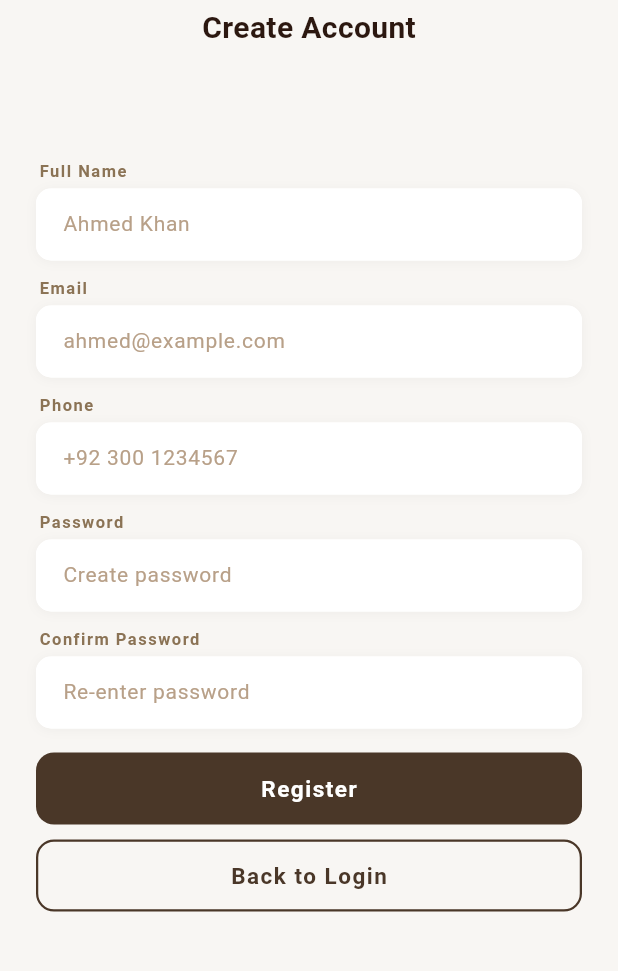
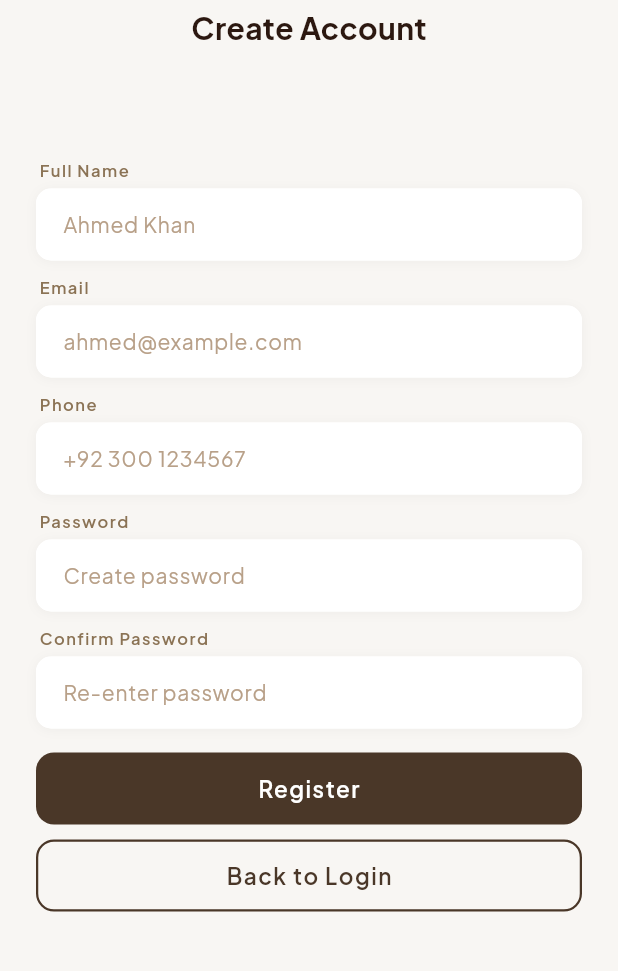
Before and after one commit to Ininsico/IncidentMangementSystem, a Flutter app: the screen it shows after launch, after a tap on "Sign Up", on a phone screen of 412 x 824 dp, the part 216-1187 px from its top. Run offline on Flutter 3.47's test engine with Material 3 defaults, Android fonts, the phone set to English and light mode, and no system bars; our stand-ins replace google_fonts.

Commit message:
Add Plus Jakarta Sans font via google_fonts

```diff
--- a/mobileapp/lib/main.dart
+++ b/mobileapp/lib/main.dart
@@ -1,4 +1,5 @@
 import 'package:flutter/material.dart';
+import 'package:google_fonts/google_fonts.dart';
 import 'screens/splash_screen.dart';
 
 void main() {
@@ -19,8 +20,9 @@ class RabtaApp extends StatelessWidget {
           primary: const Color(0xFF4A3728),
           surface: const Color(0xFFFFF8F0),
         ),
-        scaffoldBackgroundColor: const Color(0xFFFFF8F0),
+        scaffoldBackgroundColor: const Color(0xFFF8F6F3),
         useMaterial3: true,
+        textTheme: GoogleFonts.plusJakartaSansTextTheme(),
       ),
       home: const SplashScreen(),
     );
--- a/mobileapp/pubspec.yaml
+++ b/mobileapp/pubspec.yaml
@@ -34,6 +34,7 @@ dependencies:
   # The following adds the Cupertino Icons font to your application.
   # Use with the CupertinoIcons class for iOS style icons.
   cupertino_icons: ^1.0.8
+  google_fonts: ^6.2.1
 
 dev_dependencies:
   flutter_test:
```
Also changed, not shown: mobileapp/pubspec.lock, 2 other files.
